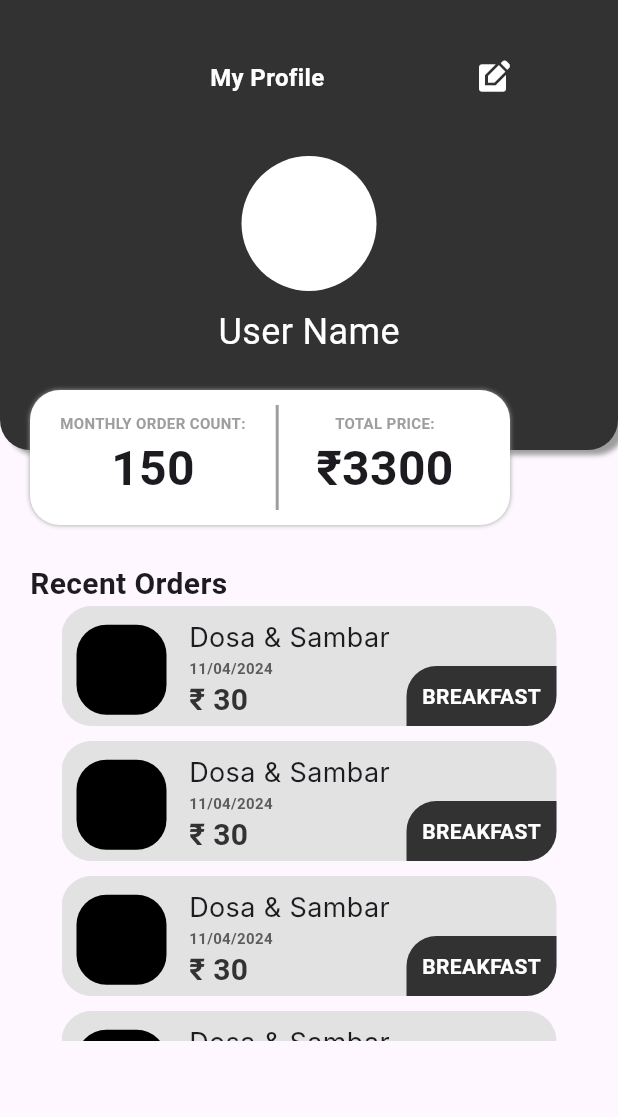
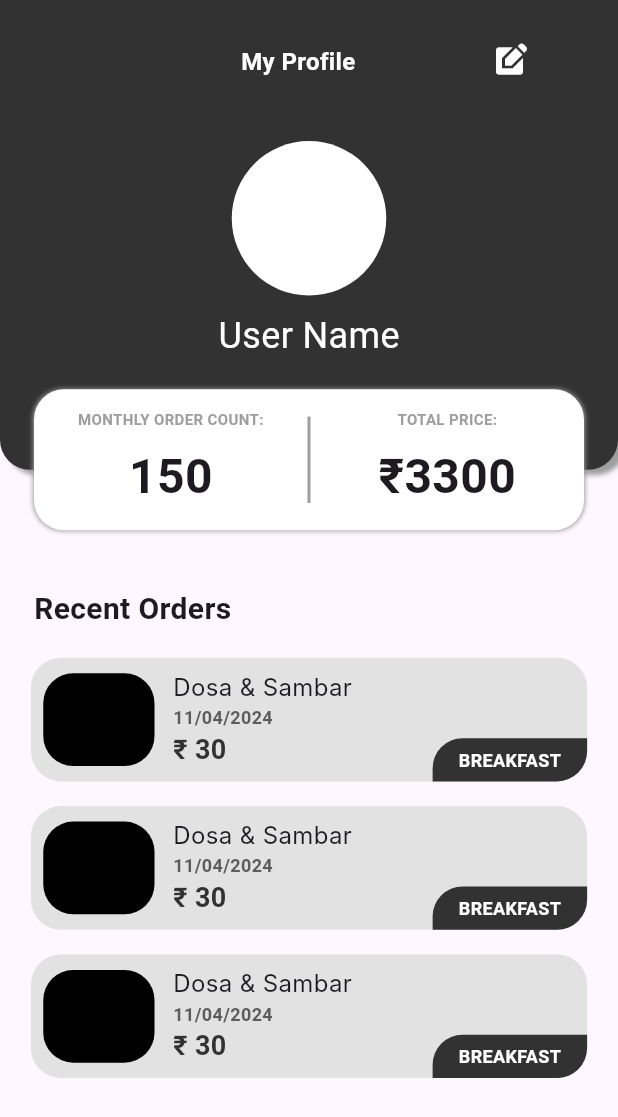
Before and after one commit to jibixn/SnackTrack, a Flutter app: the Profile screen opened directly, on a phone screen of 412 x 824 dp. Shown: the top 1117 px of the screen. Run offline on Flutter 3.47's test engine with Material 3 defaults, Android fonts, the phone set to English and light mode, and no system bars; missing offline and left inert: snack_track; Roboto replaces fonts that are missing (Inter).

Commit message:
profile.dart

```diff
--- a/lib/presentation/profile.dart
+++ b/lib/presentation/profile.dart
@@ -5,222 +5,275 @@ class Profile extends StatelessWidget {
 
   @override
   Widget build(BuildContext context) {
+    final screenWidth = MediaQuery.of(context).size.width;
+    final screenHeight = MediaQuery.of(context).size.height;
+
     return Scaffold(
-      body: Column(children: [
+      body: SingleChildScrollView(
+        child: Column(
+          crossAxisAlignment: CrossAxisAlignment.stretch,
+          children: [
             SizedBox(
-          height: 355,
+              height: screenHeight * 0.45,
               child: Stack(
                 children: [
                   Container(
-                height: 300,
-                width: MediaQuery.sizeOf(context).width,
+                    height: screenHeight * 0.38,
+                    width: screenWidth,
                     decoration: const BoxDecoration(
                       color: Color.fromARGB(255, 50, 50, 50),
                       borderRadius: BorderRadius.only(
                         bottomLeft: Radius.circular(20),
-                      bottomRight: Radius.circular(20)),
+                        bottomRight: Radius.circular(20),
+                      ),
                       boxShadow: [
                         BoxShadow(
                           color: Colors.grey,
                           spreadRadius: 0,
                           blurRadius: 2,
-                        offset: Offset(5, 3)),
+                          offset: Offset(5, 3),
+                        ),
                       ],
                     ),
                     child: Column(
                       children: [
-                    const SizedBox(height: 40),
-                    const Row(
+                        SizedBox(height: screenHeight * 0.035),
+                        Row(
                           children: [
-                        SizedBox(width: 140),
-                        Text('My Profile',
+                            SizedBox(width: screenWidth * 0.39),
+                            const Text(
+                              'My Profile',
                               style: TextStyle(
                                 color: Colors.white,
                                 fontSize: 16,
-                                fontWeight: FontWeight.bold)),
-                        SizedBox(width: 100),
-                        Icon(
+                                fontWeight: FontWeight.bold,
+                              ),
+                            ),
+                            SizedBox(width: screenWidth * 0.22),
+                            const Icon(
                               Icons.edit_square,
                               color: Colors.white,
-                        )
+                            ),
                           ],
                         ),
-                    const SizedBox(height: 40),
+                        SizedBox(height: screenHeight * 0.05),
                         Container(
-                      width: 90,
-                      height: 90,
+                          width: screenWidth * 0.25,
+                          height: screenWidth * 0.25,
                           decoration: const BoxDecoration(
-                          color: Colors.white, shape: BoxShape.circle),
+                            color: Colors.white,
+                            shape: BoxShape.circle,
                           ),
-                    const SizedBox(height: 10),
+                        ),
+                        SizedBox(height: screenHeight * 0.012),
                         const Text(
                           'User Name',
-                      style: TextStyle(fontSize: 24, color: Colors.white),
+                          style: TextStyle(
+                            fontSize: 24,
+                            color: Colors.white,
+                          ),
                         ),
                       ],
                     ),
                   ),
                   Positioned(
-                  top: 260,
-                  left: 20,
+                    top: screenHeight * 0.315,
+                    left: screenWidth * 0.055,
                     child: Container(
-                      height: 90,
-                      width: 320,
-                      decoration: const BoxDecoration(
+                      height: screenHeight * 0.114,
+                      width: screenWidth * 0.89,
+                      decoration: BoxDecoration(
                         color: Colors.white,
-                        borderRadius: BorderRadius.all(Radius.circular(20)),
-                        boxShadow: [
+                        borderRadius: BorderRadius.circular(20),
+                        boxShadow: const [
                           BoxShadow(
                             color: Colors.grey,
                             spreadRadius: 0,
                             blurRadius: 2,
-                          )
+                          ),
                         ],
                       ),
+                      child: Row(
+                        mainAxisAlignment: MainAxisAlignment.spaceAround,
+                        children: [
+                          Expanded(
+                            child: Center(
                               child: Column(
+                                crossAxisAlignment: CrossAxisAlignment.center,
+                                mainAxisAlignment: MainAxisAlignment.center,
                                 children: [
-                          const SizedBox(height: 10),
-                          Row(children: [
-                            const SizedBox(width: 20),
-                            const Column(
-                              crossAxisAlignment: CrossAxisAlignment.center,
-                              children: [
-                                Text('MONTHLY ORDER COUNT:',
+                                  const Text(
+                                    'MONTHLY ORDER COUNT:',
                                     style: TextStyle(
                                       fontSize: 10,
                                       fontWeight: FontWeight.w700,
                                       color: Colors.grey,
-                                    )),
-                                Text('150',
+                                    ),
+                                  ),
+                                  SizedBox(height: screenHeight * 0.01),
+                                  const Text(
+                                    '150',
                                     style: TextStyle(
                                       fontSize: 32,
                                       fontWeight: FontWeight.w700,
-                                    )),
+                                    ),
+                                  ),
                                 ],
                               ),
-                            const SizedBox(width: 20),
-                            Container(height: 70, width: 2, color: Colors.grey),
-                            const SizedBox(width: 25),
-                            const Column(
+                            ),
+                          ),
+                          Container(
+                            height: screenHeight * 0.07,
+                            width: 2,
+                            color: Colors.grey,
+                          ),
+                          Expanded(
+                            child: Center(
+                              child: Column(
+                                crossAxisAlignment: CrossAxisAlignment.center,
+                                mainAxisAlignment: MainAxisAlignment.center,
                                 children: [
-                                Text('TOTAL PRICE:',
+                                  const Text(
+                                    'TOTAL PRICE:',
                                     style: TextStyle(
                                       fontSize: 10,
                                       fontWeight: FontWeight.w700,
                                       color: Colors.grey,
-                                    )),
-                                Text('₹3300',
+                                    ),
+                                  ),
+                                  SizedBox(height: screenHeight * 0.01),
+                                  const Text(
+                                    '₹3300',
                                     style: TextStyle(
                                       fontSize: 32,
                                       fontWeight: FontWeight.w700,
-                                    )),
-                              ],
                                     ),
-                          ]),
-                        ],
-                      )))
+                                  ),
                                 ],
                               ),
                             ),
-        const SizedBox(height: 20),
-        const Row(children: [
-          SizedBox(width: 20),
-          Text('Recent Orders',
+                          ),
+                        ],
+                      ),
+                    ),
+                  ),
+                ],
+              ),
+            ),
+            SizedBox(height: screenHeight * 0.025),
+            Row(
+              children: [
+                SizedBox(width: screenWidth * 0.055),
+                const Text(
+                  'Recent Orders',
                   style: TextStyle(
                     fontSize: 20,
                     fontWeight: FontWeight.w700,
-              )),
-        ]),
-        Center(
-          child: SizedBox(
-            height: 290,
-            width: 330,
-            child: ListView(
-              shrinkWrap: true,
-              scrollDirection: Axis.vertical,
-              children: List.generate(
-                  10,
-                  (index) => Column(
-                        children: [
-                          Stack(
+                  ),
+                ),
+              ],
+            ),
+            SizedBox(height: screenHeight * 0.012),
+            SizedBox(
+              height: screenHeight * 0.35,
+              child: ListView.builder(
+                physics: const ClampingScrollPhysics(),
+                itemCount: 10,
+                itemBuilder: (context, index) {
+                  return Padding(
+                    padding: EdgeInsets.symmetric(
+                      vertical: screenHeight * 0.01,
+                      horizontal: screenWidth * 0.05,
+                    ),
+                    child: Stack(
                       children: [
                         Container(
-                                height: 80,
-                                width: 380,
-                                decoration: const BoxDecoration(
-                                    color: Color.fromARGB(255, 226, 226, 226),
-                                    borderRadius:
-                                        BorderRadius.all(Radius.circular(20))),
+                          height: screenHeight * 0.1,
+                          decoration: BoxDecoration(
+                            color: const Color.fromARGB(255, 226, 226, 226),
+                            borderRadius: BorderRadius.circular(20),
+                          ),
                         ),
                         Positioned(
-                                  top: 8,
-                                  left: 10,
-                                  child: Row(children: [
+                          top: screenHeight * 0.01,
+                          left: screenWidth * 0.02,
+                          child: Row(
+                            children: [
                               Container(
-                                      height: 60,
-                                      width: 60,
-                                      decoration: const BoxDecoration(
+                                height: screenHeight * 0.075,
+                                width: screenWidth * 0.18,
+                                decoration: BoxDecoration(
                                   color: Colors.black,
-                                          borderRadius: BorderRadius.all(
-                                              Radius.circular(20))),
+                                  borderRadius: BorderRadius.circular(20),
                                 ),
-                                    const SizedBox(width: 15),
+                              ),
+                              SizedBox(width: screenWidth * 0.03),
                               const Column(
-                                      crossAxisAlignment:
-                                          CrossAxisAlignment.start,
+                                crossAxisAlignment: CrossAxisAlignment.start,
                                 children: [
                                   Text(
                                     'Dosa & Sambar',
                                     style: TextStyle(
-                                              fontSize: 18,
+                                      fontSize: 16,
                                       fontWeight: FontWeight.w400,
-                                              fontFamily: 'Inter'),
+                                      fontFamily: 'Inter',
                                     ),
-                                        Text('11/04/2024',
+                                  ),
+                                  Text(
+                                    '11/04/2024',
                                     style: TextStyle(
-                                                fontSize: 10,
+                                      fontSize: 12,
                                       fontWeight: FontWeight.bold,
-                                                color: Color.fromARGB(
-                                                    255, 92, 92, 92))),
+                                      color: Color.fromARGB(255, 92, 92, 92),
+                                    ),
+                                  ),
                                   Text(
                                     '₹ 30',
                                     style: TextStyle(
                                       fontWeight: FontWeight.bold,
-                                              fontSize: 20,
-                                              color: Color.fromARGB(
-                                                  255, 50, 50, 50)),
+                                      fontSize: 18,
+                                      color: Color.fromARGB(255, 50, 50, 50),
+                                    ),
                                   ),
                                 ],
                               ),
-                                  ])),
+                            ],
+                          ),
+                        ),
                         Positioned(
                           bottom: 0,
                           right: 0,
                           child: Container(
-                                    height: 40,
-                                    width: 100,
+                            height: screenHeight * 0.035,
+                            width: screenWidth * 0.25,
                             decoration: const BoxDecoration(
                               color: Color.fromARGB(255, 50, 50, 50),
                               borderRadius: BorderRadius.only(
                                 bottomRight: Radius.circular(20),
-                                            topLeft: Radius.circular(20))),
+                                topLeft: Radius.circular(20),
+                              ),
+                            ),
                             child: const Center(
-                                      child: Text('BREAKFAST',
+                              child: Text(
+                                'BREAKFAST',
                                 style: TextStyle(
                                   color: Colors.white,
                                   fontWeight: FontWeight.bold,
-                                              fontSize: 14)),
-                                    )),
-                              )
-                            ],
-                          ),
-                          const SizedBox(height: 10),
-                        ],
-                      )),
+                                  fontSize: 12,
                                 ),
                               ),
                             ),
-      ]),
+                          ),
+                        ),
+                      ],
+                    ),
+                  );
+                },
+              ),
+            ),
+          ],
+        ),
+      ),
     );
   }
 }
```
Lines whose indentation alone changed are shown as unchanged.
